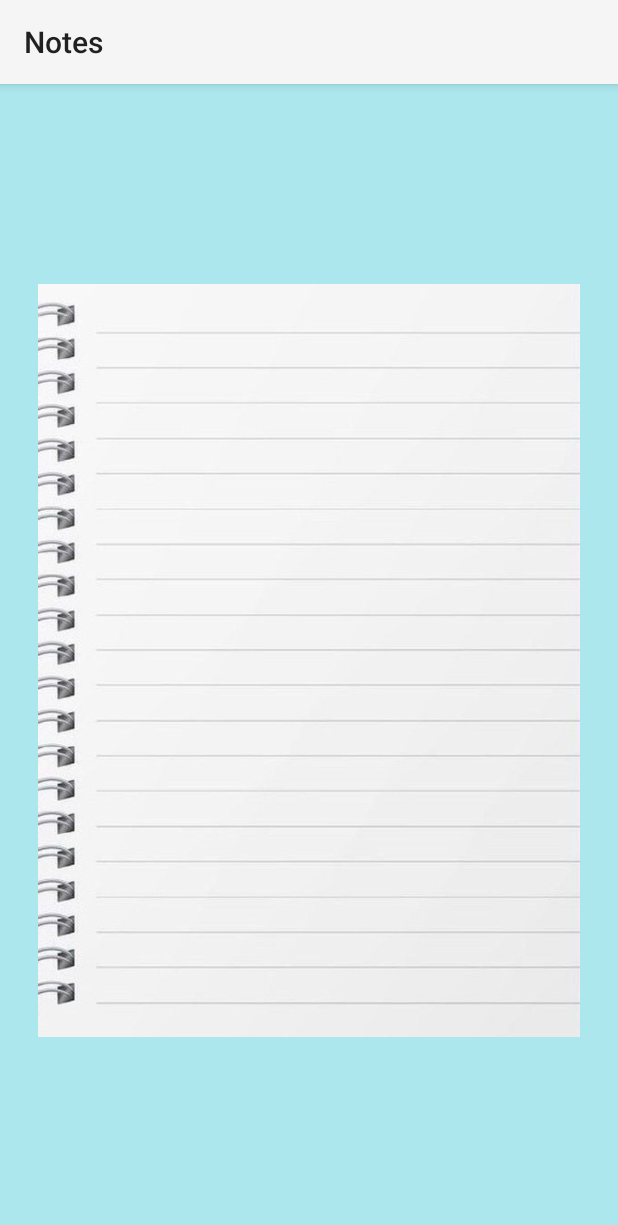
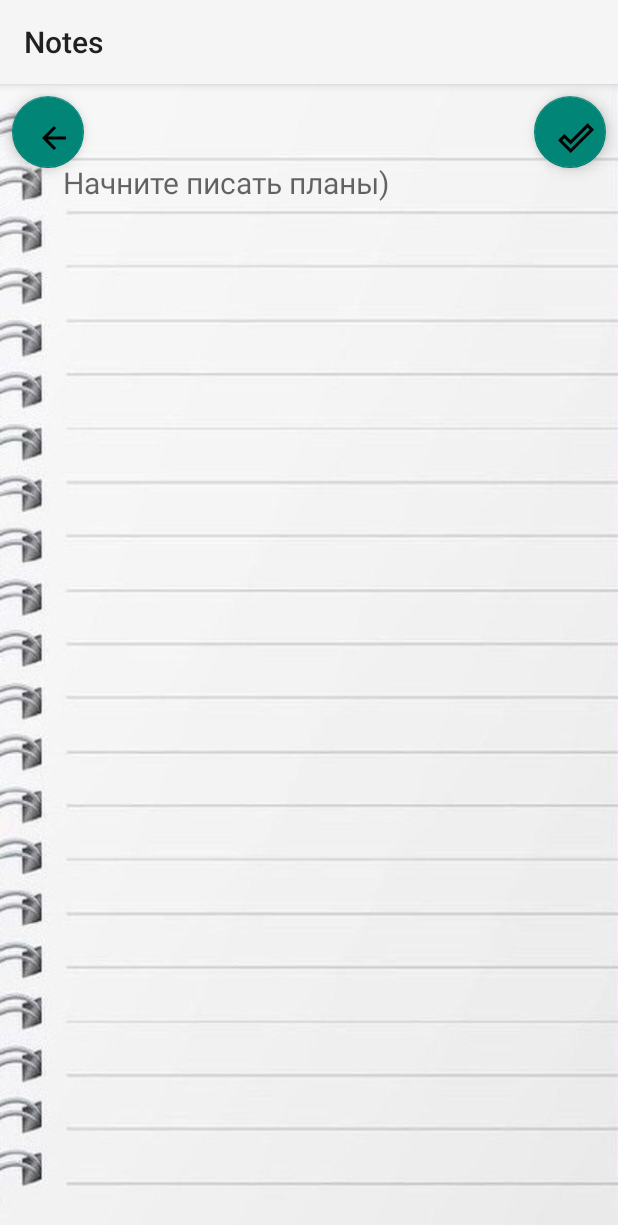
Before and after one commit to ksenyaaa/notes, an Android app: the fragment DetailedScreenFragment shown on its own in the app's theme, on a phone screen of 412 x 824 dp. Shown: the top 1225 px of the screen. Run offline under Robolectric (Android 15) with nearby library versions, the phone set to English and light mode, and no system bars; our stand-ins replace Room's generated code.

Commit message:
Ну всё это готово на сегодня!

```diff
--- a/app/src/main/java/ru/notes/DetailedScreenFragment.kt
+++ b/app/src/main/java/ru/notes/DetailedScreenFragment.kt
@@ -3,19 +3,67 @@ package ru.notes
 import android.os.Bundle
 import android.view.View
 import androidx.fragment.app.Fragment
+import androidx.lifecycle.lifecycleScope
+import androidx.navigation.fragment.findNavController
+import kotlinx.coroutines.Dispatchers
+import kotlinx.coroutines.launch
+import kotlinx.coroutines.withContext
 import ru.notes.databinding.FragmentDetailedScreenBinding
-import ru.notes.databinding.FragmentMainScreenBinding
 
 class DetailedScreenFragment: Fragment(R.layout.fragment_detailed_screen) {
     private var binding: FragmentDetailedScreenBinding? = null
+    private lateinit var noteDatabase: NoteDatabase
+    private lateinit var noteDao: NoteDao
+    private var id: Int? = null
+
+    override fun onCreate(savedInstanceState: Bundle?) {
+        super.onCreate(savedInstanceState)
+        id = arguments?.getInt("ARG_ID")
+        noteDatabase = NoteDatabase.getDatabase(requireContext())
+        noteDao = noteDatabase.noteDao()
+    }
 
     override fun onViewCreated(view: View, savedInstanceState: Bundle?) {
         super.onViewCreated(view, savedInstanceState)
         binding = FragmentDetailedScreenBinding.bind(view)
+
+        binding?.run {
+            viewLifecycleOwner.lifecycleScope.launch(Dispatchers.IO) {
+                id?.let {
+                    val note = noteDao.getNoteById(it)
+                    withContext(Dispatchers.Main) {
+                        etNote.setText(note.text)
+                    }
+                }
+            }
+            arrowBack.setOnClickListener {
+                findNavController().navigateUp()
+            }
+            btnSave.setOnClickListener {
+                val text = etNote.text.toString()
+                id?.let {
+                    viewLifecycleOwner.lifecycleScope.launch(Dispatchers.IO) {
+                        noteDao.update(
+                            Note(
+                                id = it,
+                                text = text,
+                                remindAt = 0,
+                            )
+                        )
+                    }
+                }
+            }
+        }
     }
 
     override fun onDestroyView() {
         super.onDestroyView()
         binding = null
     }
+
+    companion object {
+        fun bundle(id: Int): Bundle = Bundle().apply {
+            putInt("ARG_ID", id)
+        }
+    }
 }
--- a/app/src/main/java/ru/notes/NoteAdapter.kt
+++ b/app/src/main/java/ru/notes/NoteAdapter.kt
@@ -6,7 +6,8 @@ import androidx.recyclerview.widget.RecyclerView
 import ru.notes.databinding.ItemNoteBinding
 
 class NoteAdapter(
-    private val list: List<Note>
+    private val list: List<Note>,
+    private val onItemClick: (Int) -> Unit,
 ): RecyclerView.Adapter<NoteHolder>() {
 
     override fun onCreateViewHolder(parent: ViewGroup, viewType: Int): NoteHolder {
@@ -15,7 +16,8 @@ class NoteAdapter(
                 LayoutInflater.from(parent.context),
                 parent,
                 false
-            )
+            ),
+            onItemClick,
         )
     }
 
--- a/app/src/main/java/ru/notes/NoteDao.kt
+++ b/app/src/main/java/ru/notes/NoteDao.kt
@@ -17,4 +17,7 @@ interface NoteDao {
 
     @Query("SELECT * FROM notes ORDER BY id ASC")
     fun getAllNotes(): LiveData<List<Note>>
+
+    @Query("SELECT * FROM notes WHERE id = :id")
+    fun getNoteById(id: Int): Note
 }
--- a/app/src/main/java/ru/notes/NoteHolder.kt
+++ b/app/src/main/java/ru/notes/NoteHolder.kt
@@ -5,11 +5,14 @@ import androidx.recyclerview.widget.RecyclerView.ViewHolder
 import ru.notes.databinding.ItemNoteBinding
 
 class NoteHolder(
-    private val binding: ItemNoteBinding
+    private val binding: ItemNoteBinding,
+    private val onItemClick: (Int) -> Unit,
 ): ViewHolder(binding.root) {
 
     fun onBind(note: Note) {
+
         binding.run {
+            root.setOnClickListener { onItemClick(note.id) }
             tvText.text = note.text
             if (note.id == 7) tvTitle.isVisible = true
         }
--- a/app/src/main/java/ru/notes/ReminderBroadcast.kt
+++ b/app/src/main/java/ru/notes/ReminderBroadcast.kt
@@ -12,7 +12,11 @@ class ReminderBroadcast : BroadcastReceiver() {
             val text = intent?.extras?.getString("ARG2")
             val id = intent?.extras?.getInt("ARG3")
             val notification = Notification(it)
-            notification.showNotification(title.toString(), text.toString(), id)
+            notification.showNotification(
+                if (title.isNullOrEmpty()) "Загляни в приложение" else title,
+                if (text.isNullOrEmpty()) "Не пропусти свои планы" else text,
+                id
+            )
         }
     }
 }
--- /dev/null
+++ b/app/src/main/res/drawable/baseline_arrow_back_24.xml
@@ -0,0 +1,5 @@
+<vector xmlns:android="http://schemas.android.com/apk/res/android" android:autoMirrored="true" android:height="24dp" android:tint="#000000" android:viewportHeight="24" android:viewportWidth="24" android:width="24dp">
+
+    <path android:fillColor="@android:color/white" android:pathData="M20,11H7.83l5.59,-5.59L12,4l-8,8 8,8 1.41,-1.41L7.83,13H20v-2z"/>
+
+</vector>
--- /dev/null
+++ b/app/src/main/res/drawable/baseline_done_outline_24.xml
@@ -0,0 +1,5 @@
+<vector xmlns:android="http://schemas.android.com/apk/res/android" android:height="24dp" android:tint="#000000" android:viewportHeight="24" android:viewportWidth="24" android:width="24dp">
+
+    <path android:fillColor="@android:color/white" android:pathData="M19.77,5.03l1.4,1.4L8.43,19.17l-5.6,-5.6 1.4,-1.4 4.2,4.2L19.77,5.03m0,-2.83L8.43,13.54l-4.2,-4.2L0,13.57 8.43,22 24,6.43 19.77,2.2z"/>
+
+</vector>
--- a/app/src/main/res/layout/fragment_detailed_screen.xml
+++ b/app/src/main/res/layout/fragment_detailed_screen.xml
@@ -1,41 +1,54 @@
 <?xml version="1.0" encoding="utf-8"?>
 <androidx.constraintlayout.widget.ConstraintLayout xmlns:android="http://schemas.android.com/apk/res/android"
     xmlns:app="http://schemas.android.com/apk/res-auto"
-    xmlns:tools="http://schemas.android.com/tools"
     android:id="@+id/datailed"
     android:layout_width="match_parent"
     android:layout_height="match_parent"
     android:background="#ABE7ED">
 
-    <TextView
-        android:id="@+id/etEditText"
-        android:layout_width="wrap_content"
-        android:layout_height="wrap_content"
-        app:layout_constraintBottom_toBottomOf="parent"
-        app:layout_constraintEnd_toEndOf="parent"
-        app:layout_constraintStart_toStartOf="parent"
-        app:layout_constraintTop_toTopOf="parent" />
-
     <ImageView
         android:id="@+id/imageView"
-        android:layout_width="361dp"
-        android:layout_height="674dp"
+        android:layout_width="match_parent"
+        android:layout_height="match_parent"
+        android:scaleType="fitXY"
         app:layout_constraintBottom_toBottomOf="parent"
         app:layout_constraintEnd_toEndOf="parent"
         app:layout_constraintStart_toStartOf="parent"
         app:layout_constraintTop_toTopOf="parent"
         app:srcCompat="@drawable/list" />
 
-    <TextView
-        android:id="@+id/Plans"
-        android:layout_width="345dp"
-        android:layout_height="507dp"
-        app:layout_constraintBottom_toBottomOf="@+id/imageView"
-        app:layout_constraintEnd_toEndOf="@+id/imageView"
-        app:layout_constraintHorizontal_bias="1.0"
-        app:layout_constraintStart_toStartOf="@+id/imageView"
-        app:layout_constraintTop_toTopOf="@+id/imageView"
-        app:layout_constraintVertical_bias="0.497" />
+    <com.google.android.material.floatingactionbutton.FloatingActionButton
+        android:id="@+id/arrowBack"
+        android:src="@drawable/baseline_arrow_back_24"
+        android:layout_width="48dp"
+        android:layout_height="48dp"
+        android:layout_marginStart="8dp"
+        android:layout_marginTop="8dp"
+        app:layout_constraintStart_toStartOf="parent"
+        app:layout_constraintTop_toTopOf="parent" />
 
+    <com.google.android.material.floatingactionbutton.FloatingActionButton
+        android:id="@+id/btnSave"
+        android:src="@drawable/baseline_done_outline_24"
+        android:layout_width="48dp"
+        android:layout_height="48dp"
+        android:layout_marginEnd="8dp"
+        android:layout_marginTop="8dp"
+        app:layout_constraintEnd_toEndOf="parent"
+        app:layout_constraintTop_toTopOf="parent" />
+
+    <EditText
+        android:id="@+id/etNote"
+        android:layout_width="match_parent"
+        android:layout_height="wrap_content"
+        android:layout_marginStart="42dp"
+        android:layout_marginTop="52dp"
+        android:textSize="20sp"
+        android:layout_marginEnd="16dp"
+        android:background="@null"
+        android:ellipsize="end"
+        android:hint="Начните писать планы)"
+        android:lineSpacingExtra="12dp"
+        app:layout_constraintTop_toTopOf="parent" />
 
 </androidx.constraintlayout.widget.ConstraintLayout>
--- a/app/src/main/res/layout/fragment_main_screen.xml
+++ b/app/src/main/res/layout/fragment_main_screen.xml
@@ -11,6 +11,7 @@
         android:id="@+id/rvlist"
         android:layout_width="match_parent"
         android:layout_height="0dp"
+        app:layout_constraintTop_toTopOf="parent"
         app:layoutManager="androidx.recyclerview.widget.LinearLayoutManager"
         app:layout_constraintBottom_toBottomOf="parent"
         tools:itemCount="7"
```
Also changed, not shown: app/src/main/java/ru/notes/DatePickerFragment.kt (added, +24 -0 lines), app/src/main/java/ru/notes/MainActivity.kt (+0 -27 lines), app/src/main/java/ru/notes/MainScreenFragment.kt (+42 -12 lines), app/src/main/res/navigation/main_graf.xml (+9 -1 lines).
